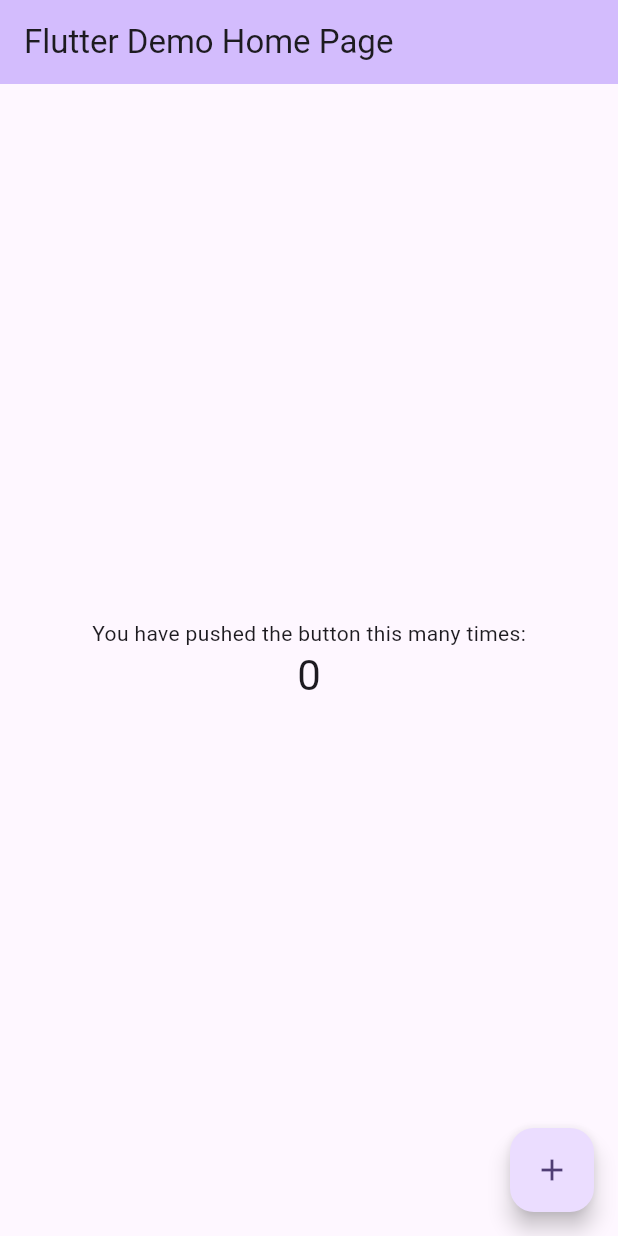
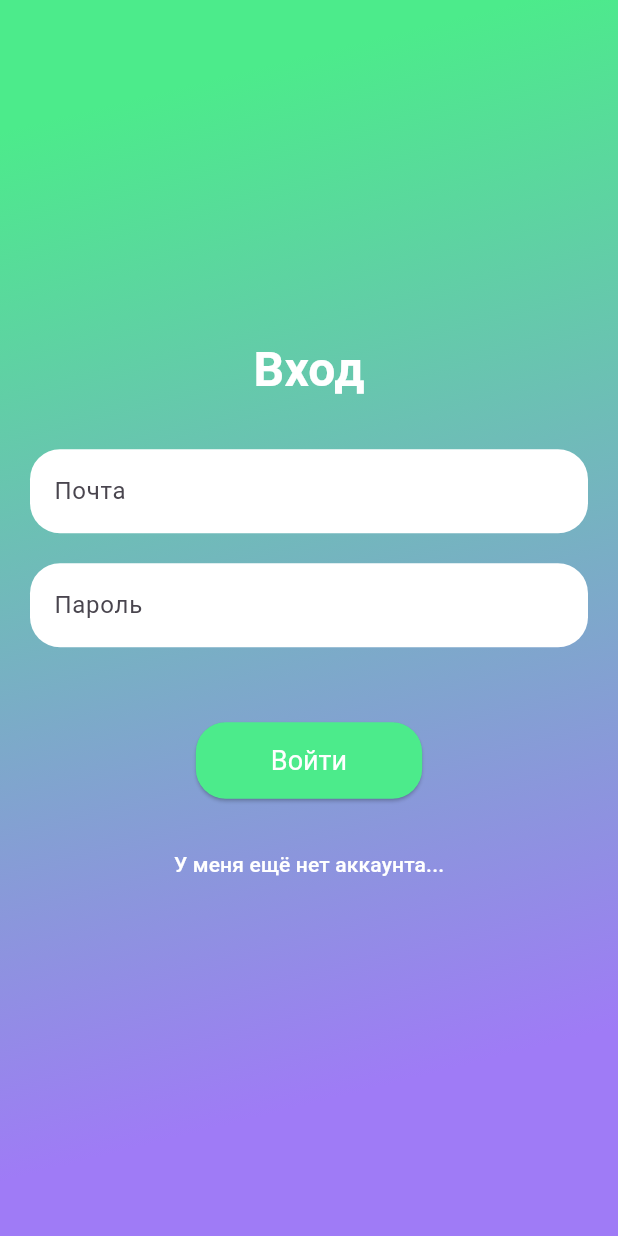
Before and after one commit to zigbug/zc_dodiddone, a Flutter app: the screen it shows after launch, on a phone screen of 412 x 824 dp. Run offline on Flutter 3.47's test engine with Material 3 defaults, Android fonts, the phone set to English and light mode, and no system bars.

Commit message:
login page

```diff
--- a/lib/app/app.dart
+++ b/lib/app/app.dart
@@ -1,6 +1,7 @@
 import 'package:flutter/material.dart';
 
-import '../pages/my_home_page.dart';
+import '../pages/login_page.dart';
+import '../theme/theme.dart';
 
 class MyApp extends StatelessWidget {
   const MyApp({super.key});
@@ -10,11 +11,8 @@
   Widget build(BuildContext context) {
     return MaterialApp(
       title: 'Flutter Demo',
-      theme: ThemeData(
-        colorScheme: ColorScheme.fromSeed(seedColor: Colors.deepPurple),
-        useMaterial3: true,
-      ),
-      home: const MyHomePage(title: 'Flutter Demo Home Page'),
+      theme: DoDidDoneTheme.lightTheme,
+      home: const LoginPage(),
     );
   }
 }
--- /dev/null
+++ b/lib/pages/login_page.dart
@@ -0,0 +1,136 @@
+import 'package:flutter/material.dart';
+
+import '../theme/theme.dart';
+
+class LoginPage extends StatefulWidget {
+  const LoginPage({Key? key}) : super(key: key);
+
+  @override
+  State<LoginPage> createState() => _LoginPageState();
+}
+
+class _LoginPageState extends State<LoginPage> {
+  bool isLogin = true; // Флаг для определения режима (вход/регистрация)
+
+  @override
+  Widget build(BuildContext context) {
+    return Scaffold(
+      body: Container(
+        decoration: BoxDecoration(
+          gradient: LinearGradient(
+            begin: Alignment.topLeft,
+            end: Alignment.bottomCenter,
+            colors: isLogin
+                ? [
+                    DoDidDoneTheme.lightTheme.colorScheme.secondary,
+                    DoDidDoneTheme.lightTheme.colorScheme.primary,
+                  ]
+                : [
+                    DoDidDoneTheme.lightTheme.colorScheme.primary,
+                    DoDidDoneTheme.lightTheme.colorScheme.secondary,
+                  ],
+            stops: const [0.1, 0.9], // Основной цвет занимает 90%
+          ),
+        ),
+        child: Padding(
+          padding: const EdgeInsets.all(20.0),
+          child: Column(
+            mainAxisAlignment: MainAxisAlignment.center,
+            children: [
+              // Заголовок
+              Text(
+                isLogin ? 'Вход' : 'Регистрация',
+                style: const TextStyle(
+                  fontSize: 32,
+                  fontWeight: FontWeight.bold,
+                  color: Colors.white,
+                ),
+              ),
+              const SizedBox(height: 30),
+
+              // Поле логина/почты
+              TextField(
+                decoration: const InputDecoration(
+                  hintText: 'Почта',
+                  filled: true,
+                  fillColor: Colors.white,
+                  border: OutlineInputBorder(
+                    borderRadius: BorderRadius.all(Radius.circular(20)),
+                    borderSide: BorderSide.none,
+                  ),
+                ),
+              ),
+              const SizedBox(height: 20),
+
+              // Поле пароля
+              TextField(
+                obscureText: true,
+                decoration: const InputDecoration(
+                  hintText: 'Пароль',
+                  filled: true,
+                  fillColor: Colors.white,
+                  border: OutlineInputBorder(
+                    borderRadius: BorderRadius.all(Radius.circular(20)),
+                    borderSide: BorderSide.none,
+                  ),
+                ),
+              ),
+              const SizedBox(height: 20),
+
+              // **Новое поле "Повторить пароль"**
+              if (!isLogin) // Отображаем только при регистрации
+                TextField(
+                  obscureText: true,
+                  decoration: const InputDecoration(
+                    hintText: 'Повторить пароль',
+                    filled: true,
+                    fillColor: Colors.white,
+                    border: OutlineInputBorder(
+                      borderRadius: BorderRadius.all(Radius.circular(20)),
+                      borderSide: BorderSide.none,
+                    ),
+                  ),
+                ),
+              const SizedBox(height: 30),
+
+              // Кнопка "Войти"
+              ElevatedButton(
+                onPressed: () {},
+                style: ElevatedButton.styleFrom(
+                  backgroundColor: !isLogin
+                      ? DoDidDoneTheme.lightTheme.colorScheme.primary
+                      : DoDidDoneTheme.lightTheme.colorScheme.secondary,
+                  padding:
+                      const EdgeInsets.symmetric(horizontal: 50, vertical: 15),
+                  textStyle: const TextStyle(fontSize: 18),
+                  shape: RoundedRectangleBorder(
+                    borderRadius: BorderRadius.circular(20),
+                  ),
+                ),
+                child: Text(isLogin ? 'Войти' : 'Зарегистрироваться'),
+              ),
+              const SizedBox(height: 20),
+
+              // Кнопка перехода на другую страницу
+              TextButton(
+                onPressed: () {
+                  setState(() {
+                    isLogin = !isLogin;
+                  });
+                },
+                child: Text(
+                  isLogin
+                      ? 'У меня ещё нет аккаунта...'
+                      : 'Уже есть аккаунт...',
+                  style: const TextStyle(
+                    color: Colors.white,
+                  ),
+                ),
+              ),
+            ],
+          ),
+        ),
+      ),
+    );
+  }
+}
--- a/lib/pages/my_home_page.dart
+++ /dev/null
@@ -1,49 +0,0 @@
-import 'package:flutter/material.dart';
-
-class MyHomePage extends StatefulWidget {
-  const MyHomePage({super.key, required this.title});
-
-  final String title;
-
-  @override
-  State<MyHomePage> createState() => _MyHomePageState();
-}
-
-class _MyHomePageState extends State<MyHomePage> {
-  int _counter = 0;
-
-  void _incrementCounter() {
-    setState(() {
-      _counter++;
-    });
-  }
-
-  @override
-  Widget build(BuildContext context) {
-    return Scaffold(
-      appBar: AppBar(
-        backgroundColor: Theme.of(context).colorScheme.inversePrimary,
-        title: Text(widget.title),
-      ),
-      body: Center(
-        child: Column(
-          mainAxisAlignment: MainAxisAlignment.center,
-          children: <Widget>[
-            const Text(
-              'You have pushed the button this many times:',
-            ),
-            Text(
-              '$_counter',
-              style: Theme.of(context).textTheme.headlineMedium,
-            ),
-          ],
-        ),
-      ),
-      floatingActionButton: FloatingActionButton(
-        onPressed: _incrementCounter,
-        tooltip: 'Increment',
-        child: const Icon(Icons.add),
-      ),
-    );
-  }
-}
--- /dev/null
+++ b/lib/theme/theme.dart
@@ -0,0 +1,22 @@
+import 'package:flutter/material.dart';
+
+class DoDidDoneTheme {
+  static ThemeData lightTheme = ThemeData(
+    colorScheme: ColorScheme.fromSeed(
+      seedColor: const Color(0xFF9f7bf6), // Primary color
+      brightness: Brightness.light,
+      primary: const Color(0xFF9f7bf6), // Primary color
+      secondary: const Color(0xFF4ceb8b), // Secondary color
+    ),
+    useMaterial3: true,
+    // Добавляем стиль для кнопок
+    elevatedButtonTheme: ElevatedButtonThemeData(
+      style: ButtonStyle(
+        foregroundColor: MaterialStateProperty.all<Color>(Colors.white),
+        textStyle: MaterialStateProperty.all<TextStyle>(
+          const TextStyle(color: Colors.white), // Текст кнопок белый
+        ),
+      ),
+    ),
+  );
+}
```
